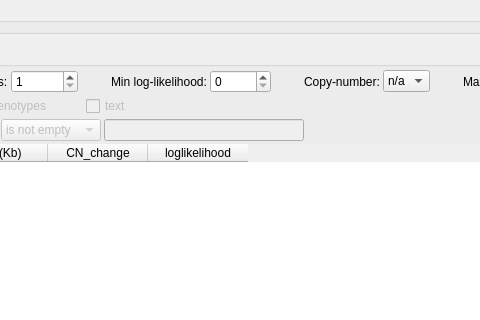
Old version of the form src/GSvar/ClinCnvWidget.ui in the repository imgag/ngs-bits; both pictures show x 261 to 741 and y 0 to 320 of the 1461 by 800 pixel window.
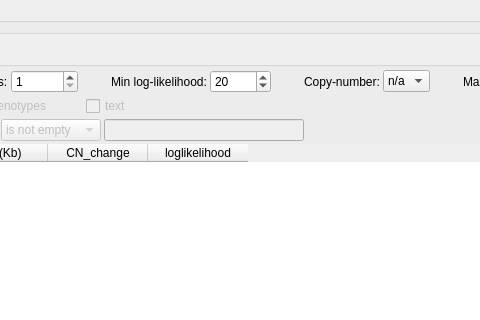
New version of the form. Icons and pictures are not drawn.

Commit message: GSvar: update default log-likelihood cutoff for ClinCNV calls to 20 (was 0)

The edit to the form file:
```diff
--- a/src/GSvar/ClinCnvWidget.ui
+++ b/src/GSvar/ClinCnvWidget.ui
@@ -207,7 +207,7 @@
            <double>50.000000000000000</double>
           </property>
           <property name="value">
-           <double>0.000000000000000</double>
+           <double>20.000000000000000</double>
           </property>
          </widget>
         </item>
```
Left out of the diff: 2 changed lines with no effect on the pictures.
